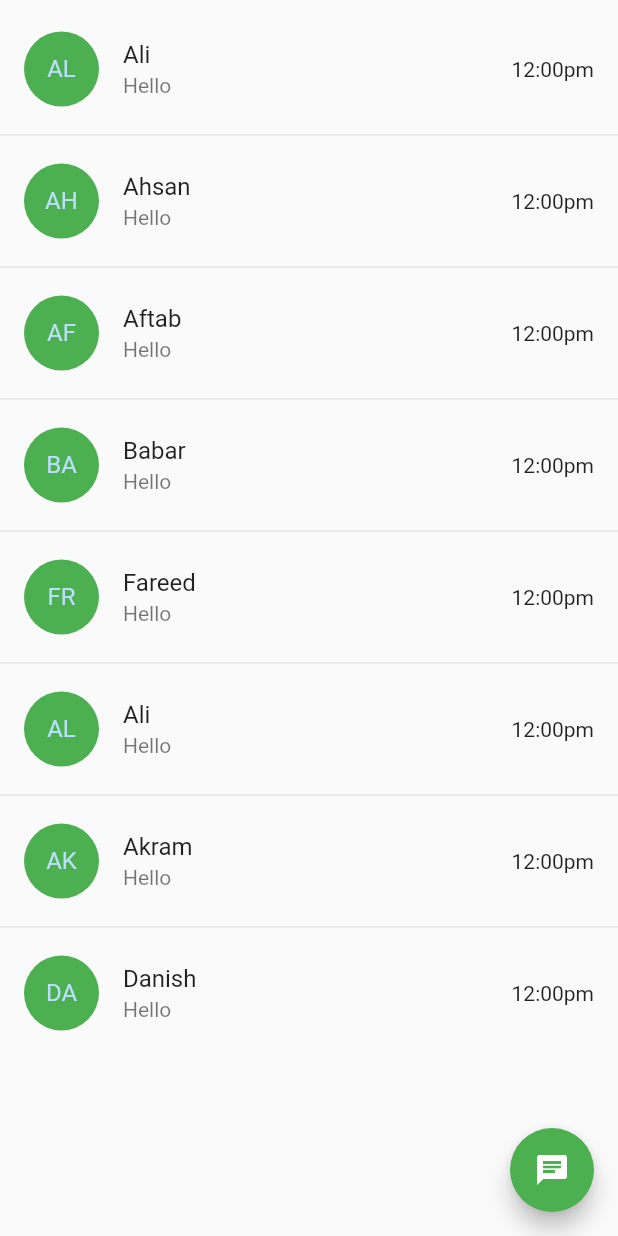
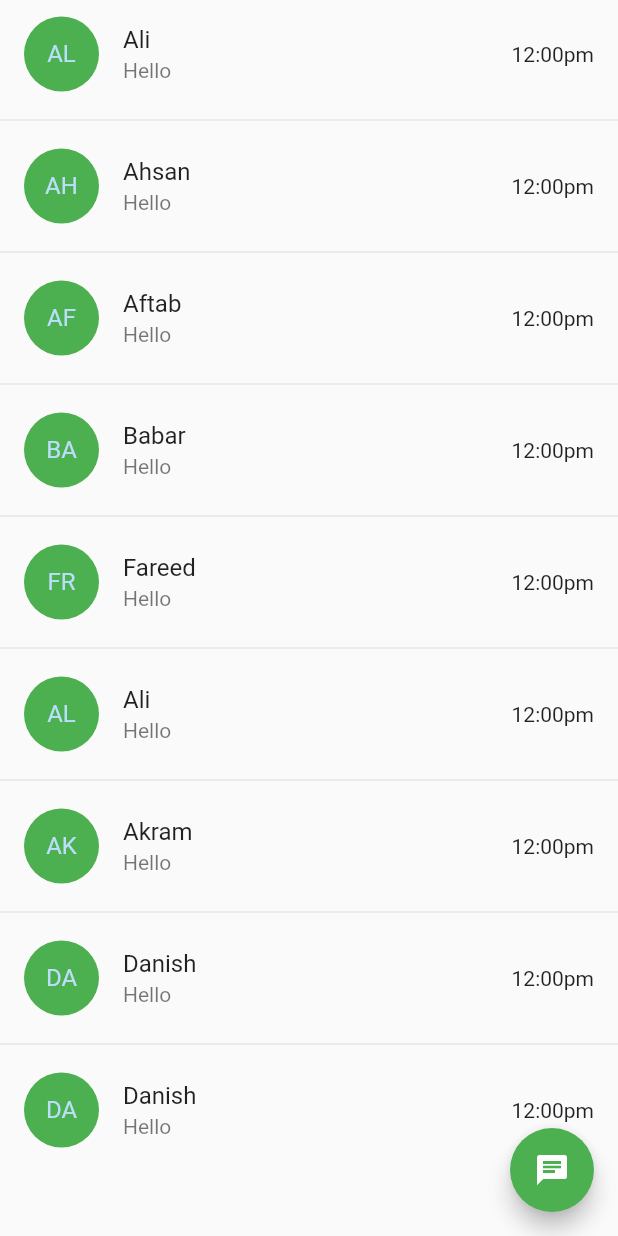
Before and after one commit to Mohsin356/ChatStore, a Flutter app: the ChatHome screen opened directly, on a phone screen of 412 x 824 dp. Run offline on Flutter 3.47's test engine with Material 2 defaults, Android fonts, the phone set to English and light mode, and no system bars.

Commit message:
containers removed

```diff
--- a/lib/model/users.dart
+++ b/lib/model/users.dart
@@ -18,6 +18,7 @@ List user = [
   User('Ali', 'Hello', '12:00pm', 'AL'),
   User('Akram', 'Hello', '12:00pm', 'AK'),
   User('Danish', 'Hello', '12:00pm', 'DA'),
+  User('Danish', 'Hello', '12:00pm', 'DA'),
 
 
 
--- a/lib/pages/homeChat.dart
+++ b/lib/pages/homeChat.dart
@@ -20,10 +20,7 @@ class _ChatHomeState extends State<ChatHome> {
             color: Colors.white,
           ),
         ),
-        body: Container(
-          padding: const EdgeInsets.only(top: 10),
-          child: const ListConversations(),
-        ),
+        body: const ListConversations(),
 
 
     );
```
